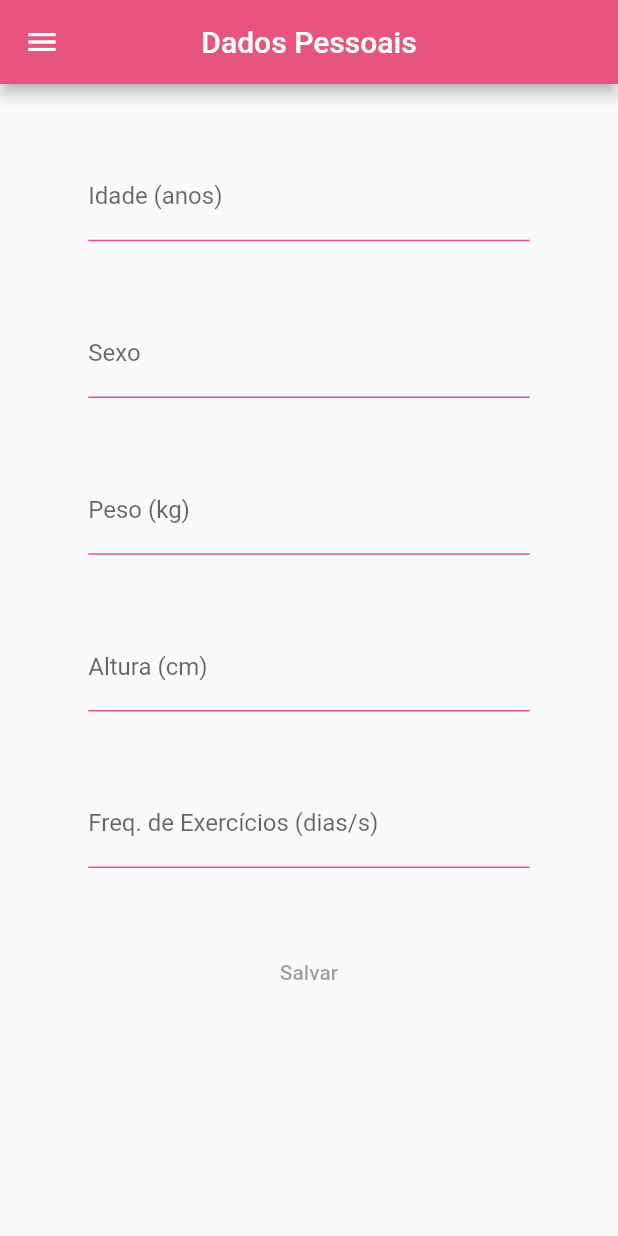
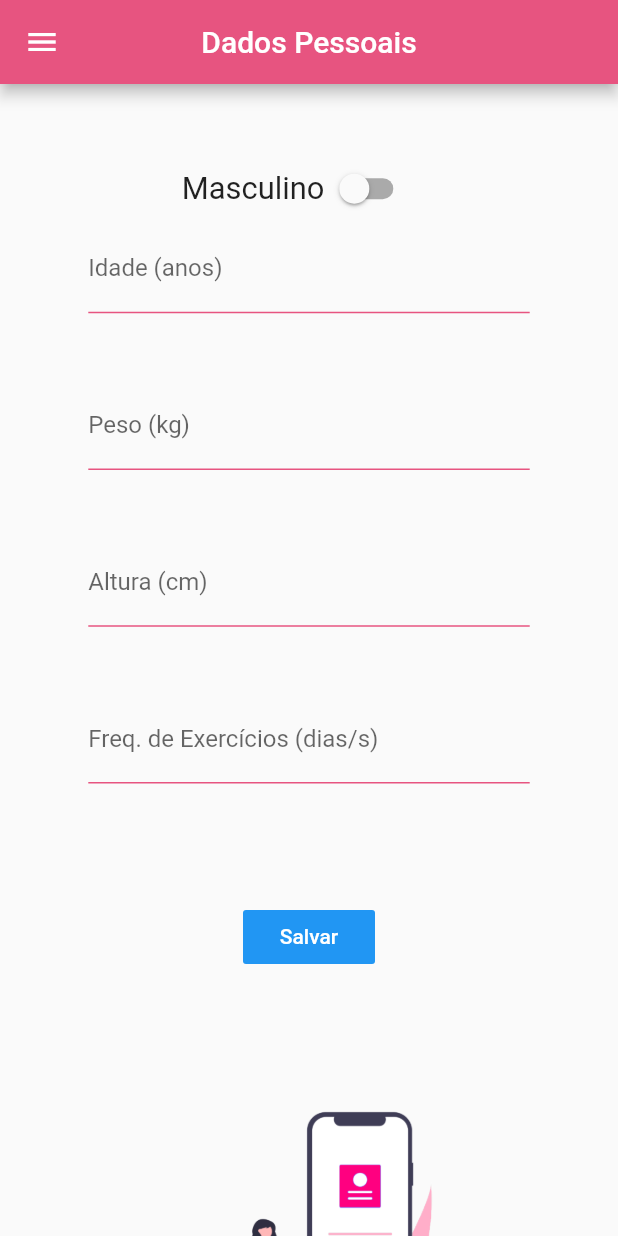
Before and after one commit to AdaoProjects/Metabolism, a Flutter app: the screen it shows after launch, in the side drawer, after a tap on "Dados Pessoais", on a phone screen of 412 x 824 dp. Run offline on Flutter 3.47's test engine with Material 2 defaults, Android fonts, the phone set to English and light mode, and no system bars; our stand-ins replace fl_chart.

Commit message:
good job

```diff
--- a/metabolism/lib/screens/dados_pessoais.dart
+++ b/metabolism/lib/screens/dados_pessoais.dart
@@ -12,6 +12,7 @@ class Dados_Pessoais extends StatefulWidget {
 }
 
 class _Dados_PessoaisState extends State<Dados_Pessoais> with SingleTickerProviderStateMixin {
+ bool isSwitched =false;
   @override
   Widget build(BuildContext context) {
 
@@ -84,9 +85,24 @@ child:
         ],
       ),
       ),
-      body:Column(
+      body:SingleChildScrollView(
+        scrollDirection: Axis.vertical,
+        child:  Column(
         children:[
           SizedBox(height:MediaQuery.of(context).size.height/18),
+          Row(children:[
+            SizedBox(width:MediaQuery.of(context).size.width/3.4),
+   isSwitched? Text('Feminino',style:TextStyle(fontSize: MediaQuery.of(context).size.width/20)):Text('Masculino',style:TextStyle(fontSize: MediaQuery.of(context).size.width/20)),
+Switch(
+            value: isSwitched,
+            onChanged: (value) {
+              setState(() {
+                isSwitched = value;
+              });
+            },
+          ),
+ ],
+ ),
           Row(children: [
             SizedBox(width:MediaQuery.of(context).size.width/7),
             Container(width:MediaQuery.of(context).size.width/1.4,
@@ -105,19 +121,8 @@ child:
 
 
 SizedBox(height:MediaQuery.of(context).size.height/23),
-Container(width:MediaQuery.of(context).size.width/1.4,
-          height:MediaQuery.of(context).size.height/12,
-          child: TextField(
-            decoration: InputDecoration(
-            enabledBorder: UnderlineInputBorder(
-              borderSide: BorderSide(color: AppColors.dark_pink),
-              ),
-            labelText:'Sexo',
-  ),
-  textAlign: TextAlign.center,
-),
-),
-SizedBox(height:MediaQuery.of(context).size.height/23),
+
+
 Container(width:MediaQuery.of(context).size.width/1.4,
           height:MediaQuery.of(context).size.height/12,
           child: TextField(
@@ -159,12 +164,20 @@ Container(width:MediaQuery.of(context).size.width/1.4,
   textAlign: TextAlign.center,
 ),
 ),
-SizedBox(height:MediaQuery.of(context).size.height/23),
+SizedBox(height:MediaQuery.of(context).size.height/12),
 FlatButton(
-  child:Text('Salvar')
-)
+  onPressed: (){},
+  child:Text('Salvar',
+  style:TextStyle(color:Colors.white)),
+  color:Colors.blue
+),
+Image.asset('assets/images/dados_pessoais/dados_pessoais_img.png',
+                height:MediaQuery.of(context).size.height/2.5,
+                width:MediaQuery.of(context).size.width/2.5 ),
         ] ,
       ),
+        ),
+
     );
   }
 }
--- a/metabolism/pubspec.yaml
+++ b/metabolism/pubspec.yaml
@@ -52,6 +52,7 @@ flutter:
     - assets/images/cafe_da_manha/leite.jpg
     - assets/images/cafe_da_manha/bacon.jpg
     - assets/images/cafe_da_manha/cafe.jpg
+    - assets/images/dados_pessoais/dados_pessoais_img.png
 
   # An image asset can refer to one or more resolution-specific "variants", see
   # https://flutter.dev/assets-and-images/#resolution-aware.
```
Also changed, not shown: metabolism/assets/images/dados_pessoais/dados_pessoais_img.png (added).
